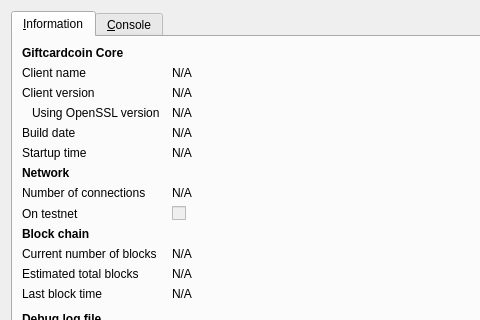
Qt form src/qt/forms/rpcconsole.ui (GCCDevTeam/Giftcardcoin) before a commit; both pictures show x 0 to 480 and y 0 to 320 of the 740 by 450 pixel window.
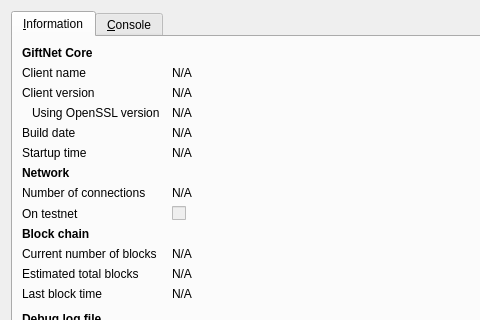
The same form after that commit. Icons and pictures are not drawn.

The edit to the form file:
```diff
--- a/src/qt/forms/rpcconsole.ui
+++ b/src/qt/forms/rpcconsole.ui
@@ -36,7 +36,7 @@
           </font>
          </property>
          <property name="text">
-          <string>Giftcardcoin Core</string>
+          <string>GiftNet Core</string>
          </property>
         </widget>
        </item>
```
Left out of the diff: 6 changed lines with no effect on the pictures.
